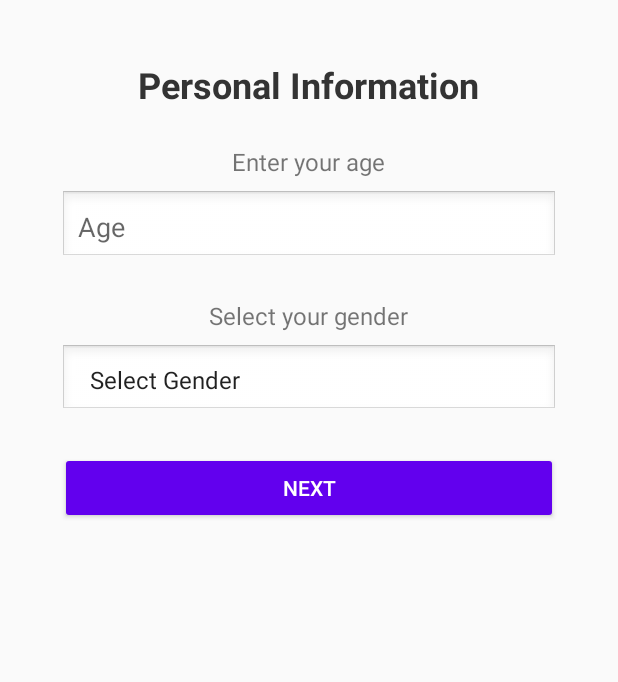
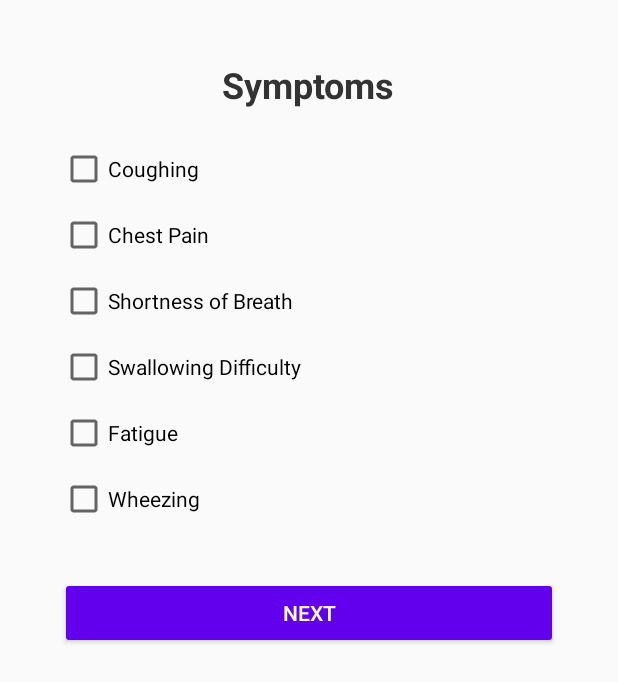
Before and after one commit to BobocGeorge254/OncoPredict, an Android app built with Jetpack Compose: the PersonalDataFragment screen opened directly, with no data from a screen before it, after a tap on "NEXT", on a phone screen of 412 x 824 dp. Shown: the top 682 px of the screen. Run offline under Robolectric (Android 15) with nearby library versions, the phone set to English and light mode, and no system bars; 1 statement that could not run was skipped.

Commit message:
Lung Cancer Flow

```diff
--- a/Android/app/src/main/java/com/example/oncopredict/activities/auth/LoginActivity.kt
+++ b/Android/app/src/main/java/com/example/oncopredict/activities/auth/LoginActivity.kt
@@ -9,7 +9,9 @@ import com.example.oncopredict.R
 import com.example.oncopredict.activities.MainActivity
 import com.example.oncopredict.data.auth.AuthRequest
 import com.example.oncopredict.data.auth.AuthResponse
+import com.example.oncopredict.data.auth.AuthSession
 import com.example.oncopredict.services.AuthApi
+import com.example.oncopredict.services.LungApi
 import retrofit2.*
 import retrofit2.converter.gson.GsonConverterFactory
 
@@ -58,6 +60,9 @@ class LoginActivity : AppCompatActivity() {
                     if (response.isSuccessful) {
                         val authResponse = response.body()
                         if (authResponse != null) {
+                            val token = "${authResponse.tokenType} ${authResponse.accessToken}"
+                            AuthSession.token = token
+
                             Toast.makeText(this@LoginActivity, "Welcome, $username!", Toast.LENGTH_SHORT).show()
                             val intent = Intent(this@LoginActivity, MainActivity::class.java)
                             startActivity(intent)
--- a/Android/app/src/main/java/com/example/oncopredict/data/auth/AuthResponse.kt
+++ b/Android/app/src/main/java/com/example/oncopredict/data/auth/AuthResponse.kt
@@ -1,6 +1,11 @@
 package com.example.oncopredict.data.auth
 
+import com.google.gson.annotations.SerializedName
+
 data class AuthResponse(
+    @SerializedName("access_token")
     val accessToken: String,
+
+    @SerializedName("token_type")
     val tokenType: String
 )
--- /dev/null
+++ b/Android/app/src/main/java/com/example/oncopredict/data/auth/AuthSession.kt
@@ -0,0 +1,5 @@
+package com.example.oncopredict.data.auth
+
+object AuthSession {
+    var token: String = ""
+}
--- a/Android/app/src/main/java/com/example/oncopredict/data/viewmodel/LungViewModel.kt
+++ b/Android/app/src/main/java/com/example/oncopredict/data/viewmodel/LungViewModel.kt
@@ -4,33 +4,33 @@ import androidx.lifecycle.ViewModel
 import com.example.oncopredict.data.prediction.LungPatientData
 
 class LungViewModel : ViewModel() {
-    var gender: Int = 0
-    var age: Int = 0
-    var smoking: Int = 0
-    var yellowFingers: Int = 0
-    var chronicDisease: Int = 0
-    var fatigue: Int = 0
-    var wheezing: Int = 0
-    var alcoholConsuming: Int = 0
-    var coughing: Int = 0
-    var shortnessOfBreath: Int = 0
-    var swallowingDifficulty: Int = 0
-    var chestPain: Int = 0
+    var gender: Int = 1
+    var age: Int = 1
+    var smoking: Int = 1
+    var yellowFingers: Int = 1
+    var chronicDisease: Int = 1
+    var fatigue: Int = 1
+    var wheezing: Int = 1
+    var alcoholConsuming: Int = 1
+    var coughing: Int = 1
+    var shortnessOfBreath: Int = 1
+    var swallowingDifficulty: Int = 1
+    var chestPain: Int = 1
 
     fun toRequest(): LungPatientData {
         return LungPatientData(
-            GENDER = gender,
-            AGE = age,
-            SMOKING = smoking,
-            YELLOW_FINGERS = yellowFingers,
-            CHRONIC_DISEASE = chronicDisease,
-            FATIGUE = fatigue,
-            WHEEZING = wheezing,
-            ALCOHOL_CONSUMING = alcoholConsuming,
-            COUGHING = coughing,
-            SHORTNESS_OF_BREATH = shortnessOfBreath,
-            SWALLOWING_DIFFICULTY = swallowingDifficulty,
-            CHEST_PAIN = chestPain
+            gender,
+            age,
+            smoking,
+            yellowFingers,
+            chronicDisease,
+            fatigue,
+            wheezing,
+            alcoholConsuming,
+            coughing,
+            shortnessOfBreath,
+            swallowingDifficulty,
+            chestPain
         )
     }
 }
--- a/Android/app/src/main/java/com/example/oncopredict/fragments/PersonalDataFragment.kt
+++ b/Android/app/src/main/java/com/example/oncopredict/fragments/PersonalDataFragment.kt
@@ -6,6 +6,7 @@ import android.view.View
 import android.view.ViewGroup
 import android.widget.ArrayAdapter
 import android.widget.Button
+import android.widget.CheckBox
 import android.widget.EditText
 import android.widget.Spinner
 import androidx.fragment.app.Fragment
@@ -17,6 +18,10 @@ class PersonalDataFragment : Fragment() {
         val view = inflater.inflate(R.layout.fragment_personal_data, container, false)
 
         val etAge = view.findViewById<EditText>(R.id.etAge)
+        val cbSmoking = view.findViewById<CheckBox>(R.id.cbSmoking)
+        val cbAlcohol = view.findViewById<CheckBox>(R.id.cbAlcohol)
+        val cbChronicDisease = view.findViewById<CheckBox>(R.id.cbChronicDisease)
+        val cbYellowFingers = view.findViewById<CheckBox>(R.id.cbYellowFingers)
         val btnNext = view.findViewById<Button>(R.id.btnNext)
 
         val spinnerGender: Spinner = view.findViewById(R.id.spinnerGender)
@@ -29,7 +34,16 @@ class PersonalDataFragment : Fragment() {
 
         btnNext.setOnClickListener {
             activity.lungViewModel.age = etAge.text.toString().toInt()
-            activity.lungViewModel.gender = spinnerGender.selectedItemPosition //to fix
+            activity.lungViewModel.gender = spinnerGender.selectedItemPosition
+            activity.lungViewModel.smoking = if (!cbSmoking.isChecked) 1 else 2
+            activity.lungViewModel.alcoholConsuming = if (!cbAlcohol.isChecked) 1 else 2
+            activity.lungViewModel.chronicDisease = if (!cbChronicDisease.isChecked) 1 else 2
+            activity.lungViewModel.yellowFingers = if (!cbYellowFingers.isChecked) 1 else 2
+
+            activity.supportFragmentManager.beginTransaction()
+                .replace(R.id.fragmentContainer, SymptomsFragment())
+                .addToBackStack(null) // allows back navigation
+                .commit()
         }
 
         return view
--- /dev/null
+++ b/Android/app/src/main/java/com/example/oncopredict/fragments/SymptomsFragment.kt
@@ -0,0 +1,45 @@
+package com.example.oncopredict.fragments
+
+import android.os.Bundle
+import android.view.LayoutInflater
+import android.view.View
+import android.view.ViewGroup
+import android.widget.Button
+import android.widget.CheckBox
+import androidx.fragment.app.Fragment
+import com.example.oncopredict.R
+import com.example.oncopredict.activities.prediction.lung.LungActivity
+
+class SymptomsFragment : Fragment() {
+    override fun onCreateView(
+        inflater: LayoutInflater, container: ViewGroup?, savedInstanceState: Bundle?
+    ): View? {
+        val view = inflater.inflate(R.layout.fragment_symptoms, container, false)
+
+        val cbCough = view.findViewById<CheckBox>(R.id.cbCough)
+        val cbChestPain = view.findViewById<CheckBox>(R.id.cbChestPain)
+        val cbShortBreath = view.findViewById<CheckBox>(R.id.cbShortBreath)
+        val cbSwallowDifficulty = view.findViewById<CheckBox>(R.id.cbSwallowDifficulty)
+        val cbFatigue = view.findViewById<CheckBox>(R.id.cbFatigue)
+        val cbWheezing = view.findViewById<CheckBox>(R.id.cbWheezing)
+        val btnNext = view.findViewById<Button>(R.id.btnNextSymptoms)
+
+        val activity = requireActivity() as LungActivity
+
+        btnNext.setOnClickListener {
+            activity.lungViewModel.coughing = if (!cbCough.isChecked) 1 else 2
+            activity.lungViewModel.chestPain = if (!cbChestPain.isChecked) 1 else 2
+            activity.lungViewModel.shortnessOfBreath = if (!cbShortBreath.isChecked) 1 else 2
+            activity.lungViewModel.swallowingDifficulty = if (!cbSwallowDifficulty.isChecked) 1 else 2
+            activity.lungViewModel.fatigue = if (!cbFatigue.isChecked) 1 else 2
+            activity.lungViewModel.wheezing = if (!cbWheezing.isChecked) 1 else 2
+
+            activity.supportFragmentManager.beginTransaction()
+                .replace(R.id.fragmentContainer, ResultsFragment())
+                .addToBackStack(null)
+                .commit()
+        }
+
+        return view
+    }
+}
--- a/Android/app/src/main/java/com/example/oncopredict/services/LungApi.kt
+++ b/Android/app/src/main/java/com/example/oncopredict/services/LungApi.kt
@@ -4,9 +4,10 @@ import com.example.oncopredict.data.prediction.LungPatientData
 import com.example.oncopredict.data.prediction.PredictionResponse
 import retrofit2.Call
 import retrofit2.http.Body
+import retrofit2.http.Header
 import retrofit2.http.POST
 
 interface LungApi {
-    @POST("predict/lung")
-    fun predictLung(@Body request: LungPatientData): Call<PredictionResponse>
+    @POST("predict-lung")
+    fun predictLung(@Body request: LungPatientData, @Header("Authorization") token: String): Call<PredictionResponse>
 }
--- /dev/null
+++ b/Android/app/src/main/res/layout/fragment_symptoms.xml
@@ -0,0 +1,75 @@
+<ScrollView xmlns:android="http://schemas.android.com/apk/res/android"
+    android:layout_width="match_parent"
+    android:layout_height="match_parent"
+    android:background="#FAFAFA">
+
+    <LinearLayout
+        android:orientation="vertical"
+        android:padding="24dp"
+        android:layout_width="match_parent"
+        android:layout_height="wrap_content"
+        android:gravity="center_horizontal">
+
+        <TextView
+            android:text="Symptoms"
+            android:textSize="24sp"
+            android:textStyle="bold"
+            android:textColor="#333333"
+            android:layout_width="wrap_content"
+            android:layout_height="wrap_content"
+            android:layout_marginBottom="24dp"/>
+
+        <CheckBox
+            android:id="@+id/cbCough"
+            android:text="Coughing"
+            android:layout_width="match_parent"
+            android:layout_height="wrap_content"
+            android:layout_marginBottom="12dp" />
+
+        <CheckBox
+            android:id="@+id/cbChestPain"
+            android:text="Chest Pain"
+            android:layout_width="match_parent"
+            android:layout_height="wrap_content"
+            android:layout_marginBottom="12dp"/>
+
+        <CheckBox
+            android:id="@+id/cbShortBreath"
+            android:text="Shortness of Breath"
+            android:layout_width="match_parent"
+            android:layout_height="wrap_content"
+            android:layout_marginBottom="12dp" />
+
+        <CheckBox
+            android:id="@+id/cbSwallowDifficulty"
+            android:text="Swallowing Difficulty"
+            android:layout_width="match_parent"
+            android:layout_height="wrap_content"
+            android:layout_marginBottom="12dp" />
+
+        <CheckBox
+            android:id="@+id/cbFatigue"
+            android:text="Fatigue"
+            android:layout_width="match_parent"
+            android:layout_height="wrap_content"
+            android:layout_marginBottom="12dp" />
+
+        <CheckBox
+            android:id="@+id/cbWheezing"
+            android:text="Wheezing"
+            android:layout_width="match_parent"
+            android:layout_height="wrap_content"
+            android:layout_marginBottom="12dp" />
+
+        <Button
+            android:id="@+id/btnNextSymptoms"
+            android:text="Next"
+            android:layout_width="match_parent"
+            android:layout_height="wrap_content"
+            android:backgroundTint="#6200EE"
+            android:textColor="#FFFFFF"
+            android:padding="14dp"
+            android:elevation="4dp"
+            android:layout_marginTop="24dp"/>
+    </LinearLayout>
+</ScrollView>
```
Also changed, not shown: Android/app/src/main/java/com/example/oncopredict/fragments/ResultsFragment.kt (added, +75 -0 lines), Android/app/src/main/res/layout/fragment_personal_data.xml (+37 -6 lines), Android/app/src/main/res/layout/fragment_results.xml (added, +50 -0 lines), 1 other file.
